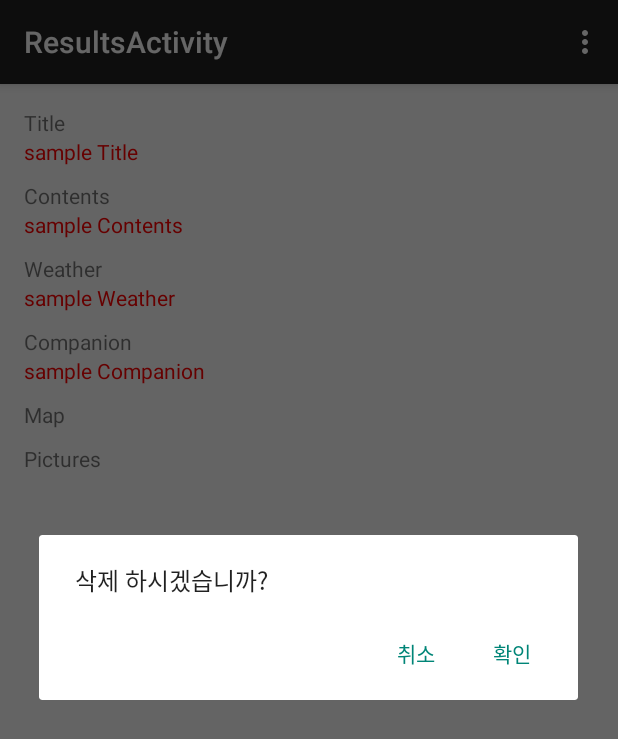
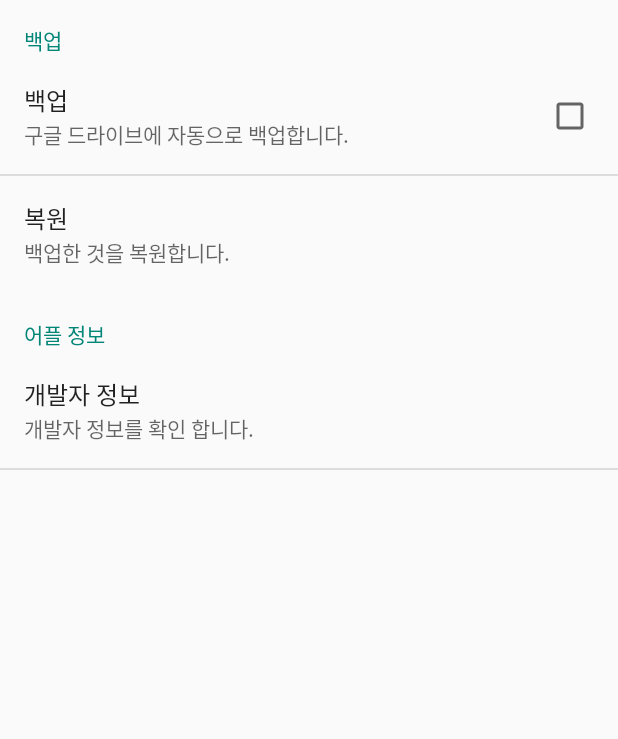
Before and after one commit to suwonsmartapp/TourList, an Android app: the ResultsActivity screen opened directly, with no data from a screen before it, in the options menu, after a tap on "환경설정", on a phone screen of 412 x 824 dp. Shown: the top 739 px of the screen. Run offline under Robolectric (Android 15) with nearby library versions, the phone set to English and light mode, and no system bars.

Commit message:
메뉴의 환경설정에 소스 삽입:개발자 정보에 개발자들의 이메일 정보 추가

```diff
--- a/app/src/main/AndroidManifest.xml
+++ b/app/src/main/AndroidManifest.xml
@@ -25,7 +25,11 @@
         </activity>
         <activity
             android:name=".ResultsActivity"
-            android:label="@string/title_activity_results">
+            android:label="@string/title_activity_results" />
+        <activity
+            android:name=".SettingsActivity"
+            android:label="preference_setting">
+
 
         </activity>
     </application>
--- a/app/src/main/java/com/suwonsmartapp/tourlist/ResultsActivity.java
+++ b/app/src/main/java/com/suwonsmartapp/tourlist/ResultsActivity.java
@@ -3,6 +3,7 @@ package com.suwonsmartapp.tourlist;
 
 import android.app.AlertDialog;
 import android.content.DialogInterface;
+import android.content.Intent;
 import android.os.Bundle;
 import android.support.v7.app.ActionBarActivity;
 import android.view.Menu;
@@ -55,6 +56,8 @@ public class ResultsActivity extends ActionBarActivity {
 
             return true;
         } else if (id == R.id.action_preferences) {
+            Intent intent = new Intent(getApplicationContext(), SettingsActivity.class);
+            startActivity(intent);
 
             return true;
         }
--- /dev/null
+++ b/app/src/main/java/com/suwonsmartapp/tourlist/SettingsActivity.java
@@ -0,0 +1,60 @@
+
+package com.suwonsmartapp.tourlist;
+
+import android.app.AlertDialog;
+import android.content.DialogInterface;
+import android.os.Bundle;
+import android.preference.CheckBoxPreference;
+import android.preference.Preference;
+import android.preference.PreferenceActivity;
+
+/**
+ * Created by Shaein on 2015-04-08.
+ */
+public class SettingsActivity extends PreferenceActivity implements
+        Preference.OnPreferenceClickListener {
+    @Override
+    protected void onCreate(Bundle savedInstanceState) {
+
+        super.onCreate(savedInstanceState);
+        addPreferencesFromResource(R.xml.pref_setting);
+
+        CheckBoxPreference cheKey = (CheckBoxPreference) findPreference("useUpdate");
+        Preference preKey1 = (Preference) findPreference("setting_action");
+        Preference preKey2 = (Preference) findPreference("developer");
+
+        cheKey.setOnPreferenceClickListener(this);
+        preKey1.setOnPreferenceClickListener(this);
+        preKey2.setOnPreferenceClickListener(this);
+
+    }
+
+    @Override
+    public boolean onPreferenceClick(Preference preference) {
+
+        // 백업
+        if (preference.getKey().equals("useUpdate")) {
+        }
+        // 복원
+        else if (preference.getKey().equals("setting_action")) {
+        }
+        // 개발자 정보
+        else if (preference.getKey().equals("developer")) {
+            AlertDialog.Builder builder = new AlertDialog.Builder(this);
+            builder.setMessage("신남교 sssn000@hanmail.net \n전영일 askpc@hanmail.net \n손상문 irinssm@gmail.com \n유준택 juntaekryoo@gmail.com \n현기웅 \n 배꽃그리고솔");
+            builder.setCancelable(false);
+            builder.setNegativeButton("닫기", new DialogInterface.OnClickListener() {
+                // 닫기 버튼 클릭시 설정
+                public void onClick(DialogInterface dialog, int WhichButton) {
+                    dialog.cancel();
+                }
+            });
+
+            builder.show();
+
+        }
+
+        return true;
+    }
+
+}
--- /dev/null
+++ b/app/src/main/res/xml/pref_setting.xml
@@ -0,0 +1,32 @@
+<?xml version="1.0" encoding="utf-8"?>
+<PreferenceScreen xmlns:android="http://schemas.android.com/apk/res/android">
+
+    <PreferenceCategory android:title="백업">
+
+        <CheckBoxPreference
+            android:defaultValue="false"
+            android:key="useUpdate"
+            android:summary="구글 드라이브에 자동으로 백업합니다."
+            android:title="백업" />
+
+        <Preference
+            android:key="setting_action"
+            android:summary="백업한 것을 복원합니다."
+            android:title="복원"></Preference>
+
+
+    </PreferenceCategory>
+
+    <PreferenceCategory android:title="어플 정보">
+
+        <Preference
+            android:key="developer"
+            android:summary="개발자 정보를 확인 합니다."
+            android:title="개발자 정보">
+
+        </Preference>
+
+    </PreferenceCategory>
+
+
+</PreferenceScreen>
```
Also changed, not shown: app/src/main/java/com/suwonsmartapp/tourlist/list/ListActivity.java (+42 -11 lines).
